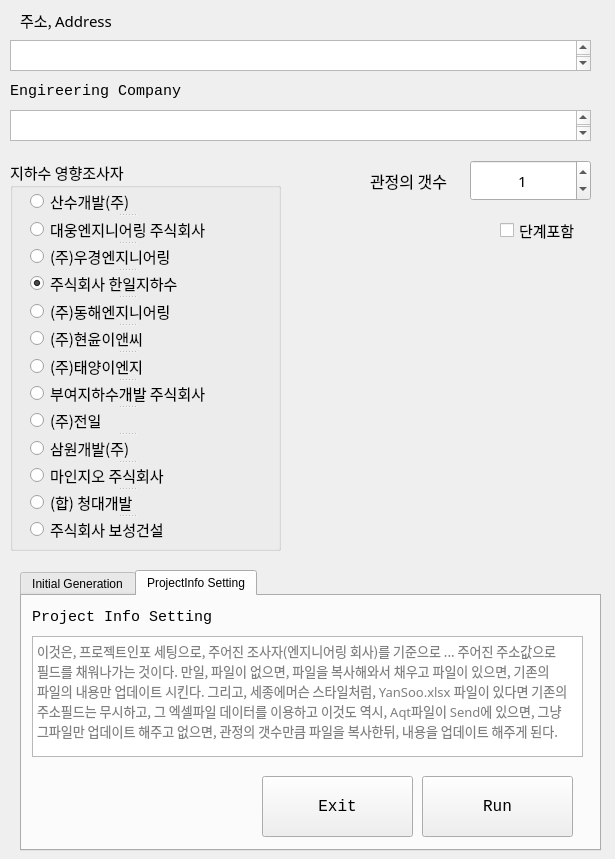
This is 11_util/totalcmd python/03_GroundWater Ussage/10_QT YangSoo File Generator  V2/01_Original File/aqt_input.ui in ihanseol/04_PyhtonDemoDojang as Qt 5 draws it before an edit. The edited form follows.
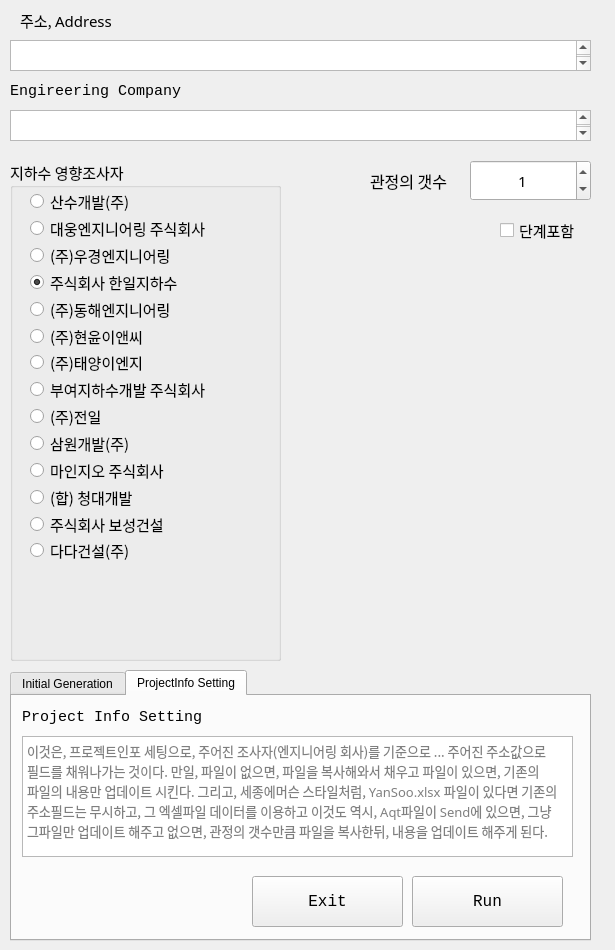
This is the edited form.

Diff of the .ui file:
```diff
--- a/11_util/totalcmd python/03_GroundWater Ussage/10_QT YangSoo File Generator  V2/01_Original File/aqt_input.ui
+++ b/11_util/totalcmd python/03_GroundWater Ussage/10_QT YangSoo File Generator  V2/01_Original File/aqt_input.ui
@@ -7,7 +7,7 @@
     <x>0</x>
     <y>0</y>
     <width>615</width>
-    <height>859</height>
+    <height>950</height>
    </rect>
   </property>
   <property name="windowTitle">
@@ -17,10 +17,10 @@
    <widget class="QTabWidget" name="tabWidget">
     <property name="geometry">
      <rect>
-      <x>20</x>
-      <y>570</y>
+      <x>10</x>
+      <y>670</y>
       <width>581</width>
-      <height>281</height>
+      <height>271</height>
      </rect>
     </property>
     <property name="sizePolicy">
@@ -135,7 +135,7 @@
         <x>400</x>
         <y>180</y>
         <width>151</width>
-        <height>61</height>
+        <height>51</height>
        </rect>
       </property>
       <property name="font">
@@ -192,7 +192,7 @@
         <x>240</x>
         <y>180</y>
         <width>151</width>
-        <height>61</height>
+        <height>51</height>
        </rect>
       </property>
       <property name="font">
@@ -283,7 +283,7 @@
       <x>10</x>
       <y>160</y>
       <width>271</width>
-      <height>391</height>
+      <height>501</height>
      </rect>
     </property>
     <property name="font">
@@ -295,19 +295,15 @@
     <property name="title">
      <string>지하수 영향조사자</string>
     </property>
-    <widget class="QSplitter" name="splitter">
+    <widget class="QRadioButton" name="radio12">
      <property name="geometry">
       <rect>
        <x>20</x>
-       <y>30</y>
+       <y>326</y>
        <width>193</width>
-       <height>351</height>
+       <height>22</height>
       </rect>
      </property>
-     <property name="orientation">
-      <enum>Qt::Vertical</enum>
-     </property>
-     <widget class="QRadioButton" name="radio1">
       <property name="font">
        <font>
         <family>맑은 고딕</family>
@@ -315,21 +311,18 @@
        </font>
       </property>
       <property name="text">
-       <string>산수개발(주)</string>
-      </property>
-     </widget>
-     <widget class="QRadioButton" name="radio2">
-      <property name="font">
-       <font>
-        <family>맑은 고딕</family>
-        <pointsize>11</pointsize>
-       </font>
-      </property>
-      <property name="text">
-       <string>대웅엔지니어링 주식회사</string>
-      </property>
-     </widget>
-     <widget class="QRadioButton" name="radio3">
+      <string>(합) 청대개발</string>
+     </property>
+    </widget>
+    <widget class="QRadioButton" name="radio13">
+     <property name="geometry">
+      <rect>
+       <x>20</x>
+       <y>353</y>
+       <width>193</width>
+       <height>22</height>
+      </rect>
+     </property>
       <property name="font">
        <font>
         <family>맑은 고딕</family>
@@ -337,24 +330,18 @@
        </font>
       </property>
       <property name="text">
-       <string>(주)우경엔지니어링</string>
-      </property>
-     </widget>
-     <widget class="QRadioButton" name="radio4">
-      <property name="font">
-       <font>
-        <family>맑은 고딕</family>
-        <pointsize>11</pointsize>
-       </font>
-      </property>
-      <property name="text">
-       <string>주식회사 한일지하수</string>
-      </property>
-      <property name="checked">
-       <bool>true</bool>
+      <string>주식회사 보성건설</string>
       </property>
      </widget>
      <widget class="QRadioButton" name="radio5">
+     <property name="geometry">
+      <rect>
+       <x>20</x>
+       <y>138</y>
+       <width>193</width>
+       <height>22</height>
+      </rect>
+     </property>
       <property name="font">
        <font>
         <family>맑은 고딕</family>
@@ -365,18 +352,15 @@
        <string>(주)동해엔지니어링</string>
       </property>
      </widget>
-     <widget class="QRadioButton" name="radio6">
-      <property name="font">
-       <font>
-        <family>맑은 고딕</family>
-        <pointsize>11</pointsize>
-       </font>
-      </property>
-      <property name="text">
-       <string>(주)현윤이앤씨</string>
-      </property>
-     </widget>
-     <widget class="QRadioButton" name="radio7">
+    <widget class="QRadioButton" name="radio3">
+     <property name="geometry">
+      <rect>
+       <x>20</x>
+       <y>84</y>
+       <width>193</width>
+       <height>22</height>
+      </rect>
+     </property>
       <property name="font">
        <font>
         <family>맑은 고딕</family>
@@ -384,10 +368,18 @@
        </font>
       </property>
       <property name="text">
-       <string>(주)태양이엔지</string>
+      <string>(주)우경엔지니어링</string>
       </property>
      </widget>
      <widget class="QRadioButton" name="radio8">
+     <property name="geometry">
+      <rect>
+       <x>20</x>
+       <y>218</y>
+       <width>193</width>
+       <height>22</height>
+      </rect>
+     </property>
       <property name="font">
        <font>
         <family>맑은 고딕</family>
@@ -398,7 +390,72 @@
        <string>부여지하수개발 주식회사</string>
       </property>
      </widget>
+    <widget class="QRadioButton" name="radio7">
+     <property name="geometry">
+      <rect>
+       <x>20</x>
+       <y>192</y>
+       <width>193</width>
+       <height>21</height>
+      </rect>
+     </property>
+     <property name="font">
+      <font>
+       <family>맑은 고딕</family>
+       <pointsize>11</pointsize>
+      </font>
+     </property>
+     <property name="text">
+      <string>(주)태양이엔지</string>
+     </property>
+    </widget>
+    <widget class="QRadioButton" name="radio6">
+     <property name="geometry">
+      <rect>
+       <x>20</x>
+       <y>165</y>
+       <width>193</width>
+       <height>22</height>
+      </rect>
+     </property>
+     <property name="font">
+      <font>
+       <family>맑은 고딕</family>
+       <pointsize>11</pointsize>
+      </font>
+     </property>
+     <property name="text">
+      <string>(주)현윤이앤씨</string>
+     </property>
+    </widget>
+    <widget class="QRadioButton" name="radio11">
+     <property name="geometry">
+      <rect>
+       <x>20</x>
+       <y>299</y>
+       <width>193</width>
+       <height>22</height>
+      </rect>
+     </property>
+     <property name="font">
+      <font>
+       <family>맑은 고딕</family>
+       <pointsize>11</pointsize>
+      </font>
+     </property>
+     <property name="text">
+      <string>마인지오 주식회사</string>
+     </property>
+    </widget>
      <widget class="QRadioButton" name="radio9">
+     <property name="geometry">
+      <rect>
+       <x>20</x>
+       <y>245</y>
+       <width>193</width>
+       <height>22</height>
+      </rect>
+     </property>
       <property name="font">
        <font>
         <family>맑은 고딕</family>
@@ -410,6 +467,14 @@
       </property>
      </widget>
      <widget class="QRadioButton" name="radio10">
+     <property name="geometry">
+      <rect>
+       <x>20</x>
+       <y>272</y>
+       <width>193</width>
+       <height>22</height>
+      </rect>
+     </property>
       <property name="font">
        <font>
         <family>맑은 고딕</family>
@@ -423,7 +488,15 @@
        <bool>false</bool>
       </property>
      </widget>
-     <widget class="QRadioButton" name="radio11">
+    <widget class="QRadioButton" name="radio2">
+     <property name="geometry">
+      <rect>
+       <x>20</x>
+       <y>57</y>
+       <width>193</width>
+       <height>22</height>
+      </rect>
+     </property>
       <property name="font">
        <font>
         <family>맑은 고딕</family>
@@ -431,10 +504,18 @@
        </font>
       </property>
       <property name="text">
-       <string>마인지오 주식회사</string>
-      </property>
-     </widget>
-     <widget class="QRadioButton" name="radio12">
+      <string>대웅엔지니어링 주식회사</string>
+     </property>
+    </widget>
+    <widget class="QRadioButton" name="radio4">
+     <property name="geometry">
+      <rect>
+       <x>20</x>
+       <y>111</y>
+       <width>193</width>
+       <height>22</height>
+      </rect>
+     </property>
       <property name="font">
        <font>
         <family>맑은 고딕</family>
@@ -442,10 +523,21 @@
        </font>
       </property>
       <property name="text">
-       <string>(합) 청대개발</string>
-      </property>
-     </widget>
-     <widget class="QRadioButton" name="radio13">
+      <string>주식회사 한일지하수</string>
+     </property>
+     <property name="checked">
+      <bool>true</bool>
+     </property>
+    </widget>
+    <widget class="QRadioButton" name="radio1">
+     <property name="geometry">
+      <rect>
+       <x>20</x>
+       <y>30</y>
+       <width>193</width>
+       <height>22</height>
+      </rect>
+     </property>
       <property name="font">
        <font>
         <family>맑은 고딕</family>
@@ -453,9 +545,27 @@
        </font>
       </property>
       <property name="text">
-       <string>주식회사 보성건설</string>
-      </property>
-     </widget>
+      <string>산수개발(주)</string>
+     </property>
+    </widget>
+    <widget class="QRadioButton" name="radio14">
+     <property name="geometry">
+      <rect>
+       <x>20</x>
+       <y>380</y>
+       <width>193</width>
+       <height>21</height>
+      </rect>
+     </property>
+     <property name="font">
+      <font>
+       <family>맑은 고딕</family>
+       <pointsize>11</pointsize>
+      </font>
+     </property>
+     <property name="text">
+      <string>다다건설(주)</string>
+     </property>
     </widget>
    </widget>
    <widget class="QLabel" name="label_2">
```
Lines whose indentation alone changed are shown as unchanged.
